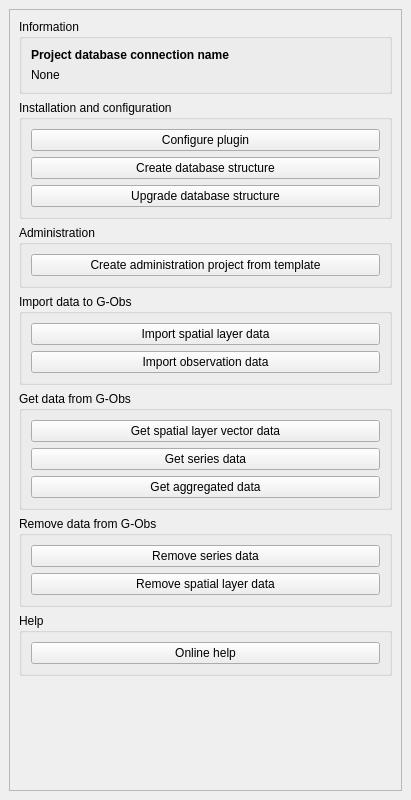
This is gobs/resources/ui/gobs_dockwidget_base.ui in 3liz/qgis-gobs-plugin as Qt 5 draws it before an edit. The edited form follows.
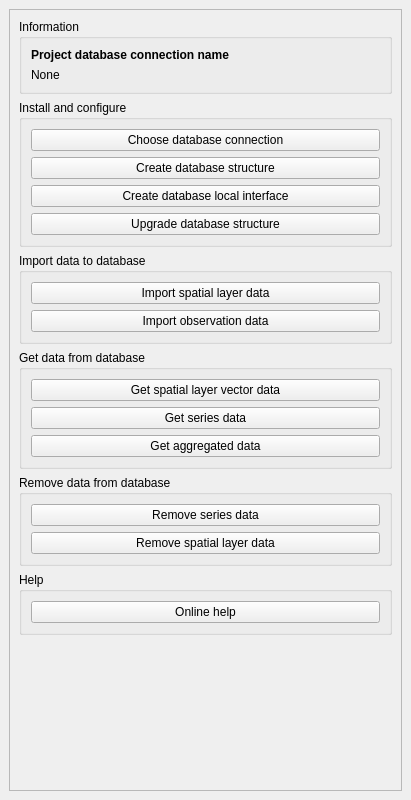
This is the edited form.

Commit message: Algorithms - rename administration project creator and reorganize dock buttons

Patch:
```diff
--- a/gobs/resources/ui/gobs_dockwidget_base.ui
+++ b/gobs/resources/ui/gobs_dockwidget_base.ui
@@ -25,8 +25,8 @@
         <rect>
          <x>0</x>
          <y>0</y>
-         <width>377</width>
-         <height>786</height>
+         <width>391</width>
+         <height>761</height>
         </rect>
        </property>
        <layout class="QVBoxLayout" name="verticalLayout">
@@ -69,13 +69,13 @@
         <item>
          <widget class="QGroupBox" name="groupBox">
           <property name="title">
-           <string>Installation and configuration</string>
+           <string>Install and configure</string>
           </property>
           <layout class="QVBoxLayout" name="verticalLayout_2">
            <item>
             <widget class="QPushButton" name="button_configure_plugin">
              <property name="text">
-              <string>Configure plugin</string>
+              <string>Choose database connection</string>
              </property>
             </widget>
            </item>
@@ -86,6 +86,13 @@
              </property>
             </widget>
            </item>
+           <item>
+            <widget class="QPushButton" name="button_create_database_local_interface">
+             <property name="text">
+              <string>Create database local interface</string>
+             </property>
+            </widget>
+           </item>
            <item>
             <widget class="QPushButton" name="button_upgrade_database_structure">
              <property name="text">
@@ -96,26 +103,10 @@
           </layout>
          </widget>
         </item>
-        <item>
-         <widget class="QGroupBox" name="groupBox_7">
-          <property name="title">
-           <string>Administration</string>
-          </property>
-          <layout class="QVBoxLayout" name="verticalLayout_8">
-           <item>
-            <widget class="QPushButton" name="button_create_administration_project_from_template">
-             <property name="text">
-              <string>Create administration project from template</string>
-             </property>
-            </widget>
-           </item>
-          </layout>
-         </widget>
-        </item>
         <item>
          <widget class="QGroupBox" name="groupBox_2">
           <property name="title">
-           <string>Import data to G-Obs</string>
+           <string>Import data to database</string>
           </property>
           <layout class="QVBoxLayout" name="verticalLayout_3">
            <item>
@@ -138,7 +129,7 @@
         <item>
          <widget class="QGroupBox" name="groupBox_3">
           <property name="title">
-           <string>Get data from G-Obs</string>
+           <string>Get data from database</string>
           </property>
           <layout class="QVBoxLayout" name="verticalLayout_4">
            <item>
@@ -168,7 +159,7 @@
         <item>
          <widget class="QGroupBox" name="groupBox_5">
           <property name="title">
-           <string>Remove data from G-Obs</string>
+           <string>Remove data from database</string>
           </property>
           <layout class="QVBoxLayout" name="verticalLayout_6">
            <item>
```
Left out of the diff: 2 changed lines with no effect on the pictures. The commit also changes 14 other files.
